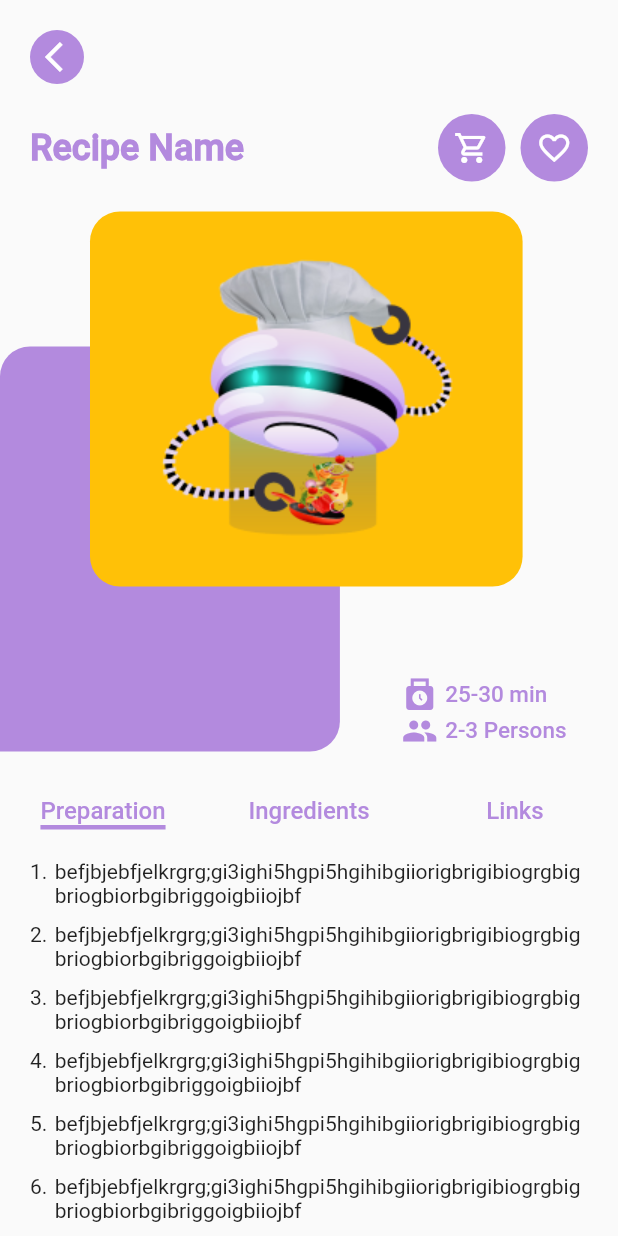
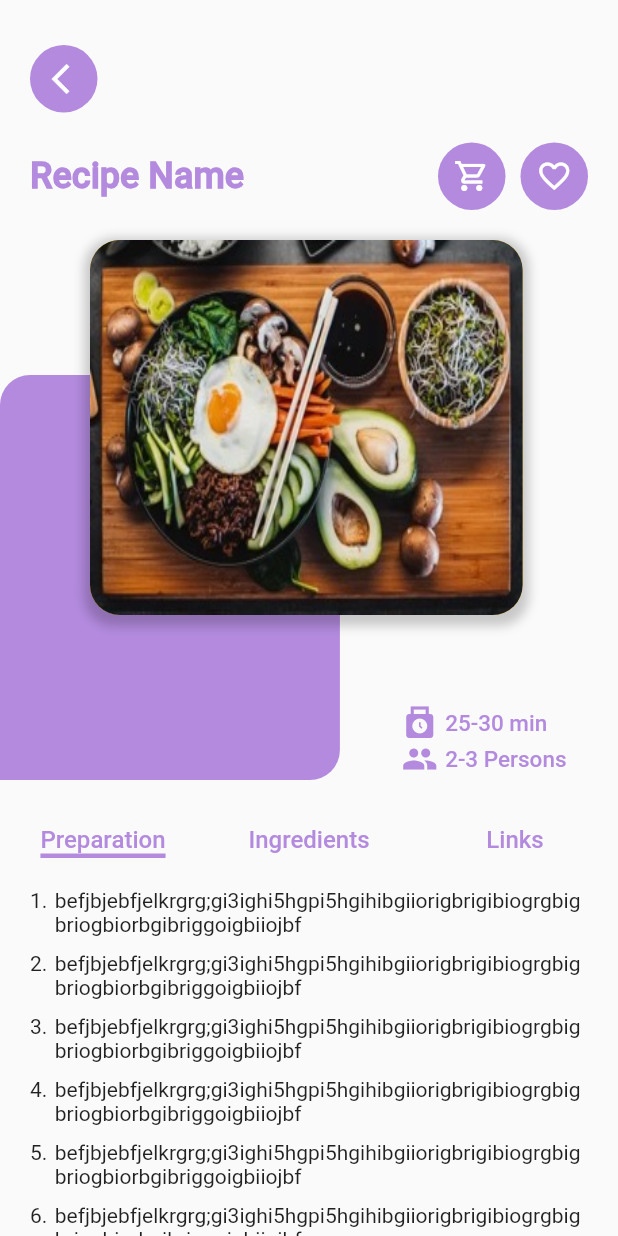
Before and after one commit to ahmadghauri-codercrew/ai_food, a Flutter app: the RecipeInfo screen opened directly, on a phone screen of 412 x 824 dp. Run offline on Flutter 3.47's test engine with Material 2 defaults, Android fonts, the phone set to English and light mode, and no system bars; our stand-ins replace connectivity, dio, firebase_auth, firebase_core, flutter_otp_text_field, google_sign_in and 2 more; accounts and stored records are empty.

Commit message:
fix bugs

```diff
--- a/lib/View/recipe_info/recipe_info.dart
+++ b/lib/View/recipe_info/recipe_info.dart
@@ -1,6 +1,5 @@
 import 'package:ai_food/Utils/resources/res/app_theme.dart';
 import 'package:ai_food/Utils/widgets/others/app_text.dart';
-import 'package:ai_food/Utils/widgets/others/custom_app_bar.dart';
 import 'package:flutter/material.dart';
 import 'package:sizer/sizer.dart';
 
@@ -14,8 +13,6 @@ class RecipeInfo extends StatefulWidget {
 class _RecipeInfoState extends State<RecipeInfo>
     with SingleTickerProviderStateMixin {
   late TabController _tabController;
-  int _currentIndex = 0;
-
   final List<Widget> _tabs = [
     AppText.appText("Preparation",
         textColor: AppTheme.appColor,
@@ -39,7 +36,7 @@ class _RecipeInfoState extends State<RecipeInfo>
           crossAxisAlignment: CrossAxisAlignment.start,
           children: [
             ListView.builder(
-              physics: NeverScrollableScrollPhysics(),
+              physics: const NeverScrollableScrollPhysics(),
               shrinkWrap: true,
               itemCount: 30,
               itemBuilder: (context, index) {
@@ -49,7 +46,7 @@ class _RecipeInfoState extends State<RecipeInfo>
                     crossAxisAlignment: CrossAxisAlignment.start,
                     children: [
                       AppText.appText("${index + 1}.", fontSize: 14),
-                      SizedBox(
+                      const SizedBox(
                         width: 5,
                       ),
                       Expanded(
@@ -64,19 +61,14 @@ class _RecipeInfoState extends State<RecipeInfo>
         ),
       ),
     ),
-    Center(child: Text('Tab 2 content')),
-    Center(child: Text('Tab 3 content')),
+    const Center(child: Text('Tab 2 content')),
+    const Center(child: Text('Tab 3 content')),
   ];
 
   @override
   void initState() {
     super.initState();
     _tabController = TabController(length: _tabs.length, vsync: this);
-    _tabController.addListener(() {
-      setState(() {
-        _currentIndex = _tabController.index;
-      });
-    });
   }
 
   @override
@@ -89,33 +81,33 @@ class _RecipeInfoState extends State<RecipeInfo>
   Widget build(BuildContext context) {
     var screenWidth = MediaQuery.of(context).size.width;
     return Scaffold(
-      appBar: AppBar(
-        leading: InkWell(
-          onTap: () {},
-          child: Padding(
-            padding: const EdgeInsets.only(left: 20, top: 20),
-            child: Container(
-                height: 10,
-                width: 10,
-                decoration: BoxDecoration(
-                    color: AppTheme.appColor,
-                    borderRadius: BorderRadius.circular(20)),
-                child: Padding(
-                  padding: const EdgeInsets.only(left: 8.0),
-                  child: Icon(Icons.arrow_back_ios, color: AppTheme.whiteColor),
-                )),
-          ),
-        ),
-        elevation: 0,
-        backgroundColor: Colors.transparent,
-      ),
       body: SingleChildScrollView(
         child: Column(
           mainAxisAlignment: MainAxisAlignment.start,
           children: [
             Padding(
-              padding: const EdgeInsets.only(left: 20.0, top: 20, right: 20),
-              child: Row(
+              padding: const EdgeInsets.only(left: 20.0, right: 20, top: 30),
+              child: Column(
+                crossAxisAlignment: CrossAxisAlignment.start,
+                children: [
+                  InkWell(
+                    onTap: () {},
+                    child: Container(
+                        height: 45,
+                        width: 45,
+                        decoration: BoxDecoration(
+                            color: AppTheme.appColor,
+                            borderRadius: BorderRadius.circular(25)),
+                        child: Padding(
+                          padding: const EdgeInsets.only(left: 8.0),
+                          child: Icon(Icons.arrow_back_ios,
+                              color: AppTheme.whiteColor),
+                        )),
+                  ),
+                  const SizedBox(
+                    height: 20,
+                  ),
+                  Row(
                     mainAxisAlignment: MainAxisAlignment.spaceBetween,
                     children: [
                       AppText.appText("Recipe Name",
@@ -132,7 +124,7 @@ class _RecipeInfoState extends State<RecipeInfo>
                                   borderRadius: BorderRadius.circular(25)),
                               child: Icon(Icons.shopping_cart_outlined,
                                   color: AppTheme.whiteColor)),
-                      SizedBox(width: 10),
+                          const SizedBox(width: 10),
                           Container(
                               height: 45,
                               width: 45,
@@ -145,11 +137,13 @@ class _RecipeInfoState extends State<RecipeInfo>
                       )
                     ],
                   ),
+                ],
+              ),
+            ),
+            const SizedBox(
+              height: 10,
             ),
             SizedBox(
-              height: 10,
-            ),
-            Container(
               height: 400,
               width: screenWidth,
               child: Stack(children: [
@@ -173,10 +167,18 @@ class _RecipeInfoState extends State<RecipeInfo>
                     height: 250,
                     width: 70.w,
                     decoration: BoxDecoration(
+                        boxShadow: [
+                          BoxShadow(
+                            color: Colors.black.withOpacity(0.2), // Shadow color
+                            spreadRadius:4, // Spread radius of the shadow
+                            blurRadius: 5, // Blur radius of the shadow
+                            offset: Offset(0, 3), // Offset of the shadow
+                          ),
+                        ],
                         color: Colors.amber,
                         borderRadius: BorderRadius.circular(20),
                         image: const DecorationImage(
-                            image: AssetImage("assets/images/logo.png"))),
+                            image: AssetImage("assets/images/recipe Small.jpeg"),fit: BoxFit.fill)),
                   ),
                 ),
                 Positioned(
@@ -219,7 +221,7 @@ class _RecipeInfoState extends State<RecipeInfo>
                     )),
               ]),
             ),
-            Container(
+            SizedBox(
               height: 350,
               child: Column(
                 children: [
@@ -233,8 +235,8 @@ class _RecipeInfoState extends State<RecipeInfo>
                   ),
                   Expanded(
                     child: TabBarView(
+                      controller: _tabController,
                       children: _tabViews,
-                      controller: _tabController,
                     ),
                   ),
                 ],
--- a/lib/View/splash_screen.dart
+++ b/lib/View/splash_screen.dart
@@ -16,13 +16,14 @@ class _SplashScreenState extends State<SplashScreen> {
   @override
   void initState() {
     Future.delayed(const Duration(seconds: 4), () {
-      pushReplacement(context, const RecipeInfo());
+      pushReplacement(context, const AuthScreen());
     });
     super.initState();
   }
 
   @override
   Widget build(BuildContext context) {
+
     return Scaffold(
       backgroundColor: AppTheme.appColor,
       body: Center(
--- a/lib/main.dart
+++ b/lib/main.dart
@@ -5,6 +5,7 @@ import 'package:ai_food/View/splash_screen.dart';
 import 'package:firebase_core/firebase_core.dart';
 import 'package:flutter/cupertino.dart';
 import 'package:flutter/material.dart';
+import 'package:flutter/services.dart';
 import 'package:sizer/sizer.dart';
 
 Future<void> main() async {
@@ -20,6 +21,7 @@ class MyApp extends StatelessWidget {
 
   @override
   Widget build(BuildContext context) {
+    SystemChrome.setSystemUIOverlayStyle(SystemUiOverlayStyle.dark);
     return Sizer(builder: (context, orientation, deviceType) {
       return MaterialApp(
         debugShowCheckedModeBanner: false,
```
Also changed, not shown: lib/View/auth/forgot_password_screen.dart (+25 -28 lines), assets/images/recipe Small.jpeg (added), pubspec.lock, 4 other files. Lines whose indentation alone changed are shown as unchanged.
